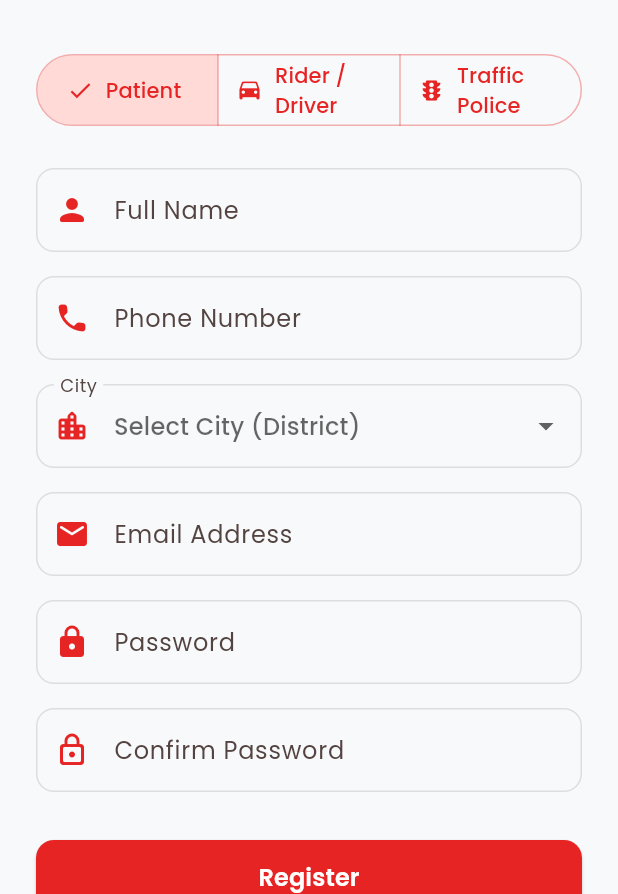
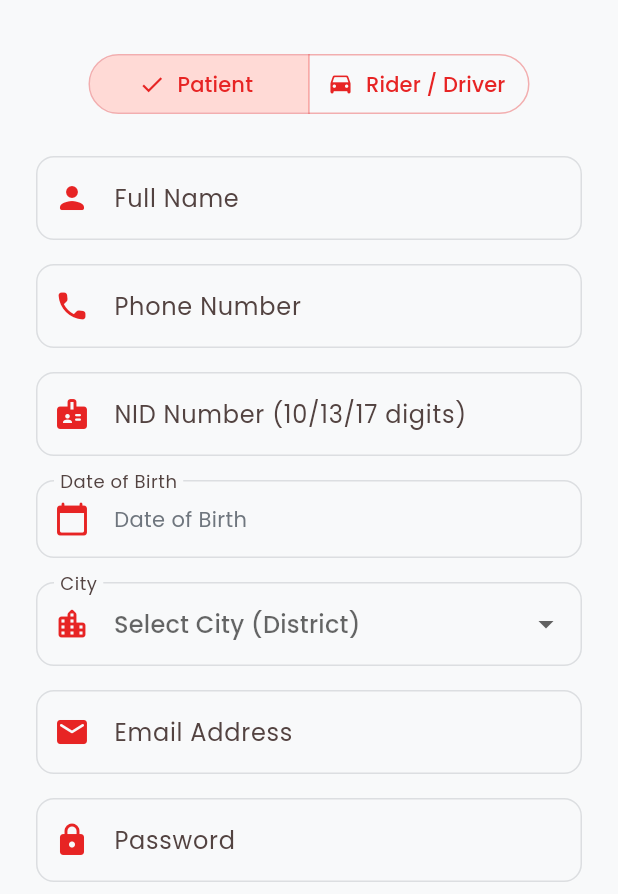
Before and after one commit to Tahmid2K22/Smart-Traffic-Control-and-Emergency-Preemption-System-, a Flutter app: the screen it shows after launch, item 2 of the bottom bar chosen, after a tap on "Register", on a phone screen of 412 x 824 dp, the part 342-1236 px from its top. Run offline on Flutter 3.47's test engine with Material 3 defaults, Android fonts, the phone set to English and light mode, and no system bars; our stand-ins replace cloud_firestore, firebase_auth, firebase_core, firebase_database, firebase_messaging, firebase_storage and 13 more; accounts and stored records are empty.

Commit message:
feat: add NID verification functionality and update registration page

```diff
--- a/lib/pages/register_page.dart
+++ b/lib/pages/register_page.dart
@@ -6,6 +6,7 @@ import 'package:image_picker/image_picker.dart';
 import '../constants/colors.dart';
 import '../constants/districts.dart';
 import '../services/auth_service.dart';
+import '../services/nid_service.dart';
 
 class RegisterPage extends StatefulWidget {
   const RegisterPage({super.key});
@@ -18,6 +19,7 @@ class _RegisterPageState extends State<RegisterPage> {
   final _formKey = GlobalKey<FormState>();
   final _nameController = TextEditingController();
   final _phoneController = TextEditingController();
+  final _nidController = TextEditingController();
   final _emailController = TextEditingController();
   final _passwordController = TextEditingController();
   final _confirmPasswordController = TextEditingController();
@@ -29,6 +31,7 @@ class _RegisterPageState extends State<RegisterPage> {
   final _authService = AuthService();
 
   String _role = 'patient';
+  DateTime? _birthDate;
   String? _selectedCity;
   String? _selectedVehicleType;
   XFile? _licenseImage;
@@ -36,7 +39,6 @@ class _RegisterPageState extends State<RegisterPage> {
   bool _isLoading = false;
 
   bool get _isDriver => _role == 'driver';
-  bool get _isTrafficPolice => _role == 'traffic_police';
 
   Future<void> _register() async {
     FocusScope.of(context).unfocus();
@@ -45,13 +47,28 @@ class _RegisterPageState extends State<RegisterPage> {
       setState(() => _licenseImageError = true);
       return;
     }
-    if (_isTrafficPolice && _licenseImage == null) {
-      setState(() => _licenseImageError = true);
-      return;
-    }
 
     setState(() => _isLoading = true);
     try {
+      // Verify Bangladeshi NID (name + phone + birth date) before sign up.
+      if (_birthDate == null) {
+        throw StateError('Please select your date of birth.');
+      }
+      if (!NidService.isValidNidFormat(_nidController.text)) {
+        throw StateError('Please enter a valid 10/13/17-digit Bangladeshi NID.');
+      }
+      final verified = await NidService.verifyNid(
+        nidNumber: _nidController.text,
+        fullName: _nameController.text,
+        phoneNumber: _phoneController.text,
+        dateOfBirth: _birthDate!,
+      );
+      if (!verified) {
+        throw StateError(
+          'NID details do not match. Please check your name, phone and '
+          'date of birth.',
+        );
+      }
       await _authService.register(
         name: _nameController.text,
         email: _emailController.text,
@@ -63,16 +80,13 @@ class _RegisterPageState extends State<RegisterPage> {
         vehicleType: _selectedVehicleType,
         vehicleNumber: _vehicleNumberController.text,
         licenseImagePath: _licenseImage?.path,
-        policeId: _policeIdController.text,
-        assignedIntersection: _intersectionController.text,
-        badgeImage: _isTrafficPolice ? _licenseImage : null,
       );
 
       if (!mounted) return;
       ScaffoldMessenger.of(context).showSnackBar(
         SnackBar(
           content: Text(
-            (_isDriver || _isTrafficPolice)
+            _isDriver
                 ? 'Registration submitted for admin approval.'
                 : 'Account created successfully.',
           ),
@@ -144,6 +158,7 @@ class _RegisterPageState extends State<RegisterPage> {
   void dispose() {
     _nameController.dispose();
     _phoneController.dispose();
+    _nidController.dispose();
     _emailController.dispose();
     _passwordController.dispose();
     _confirmPasswordController.dispose();
@@ -204,6 +219,23 @@ class _RegisterPageState extends State<RegisterPage> {
                   validator: (value) => _required(value, 'Please enter your phone number.'),
                 ),
                 const SizedBox(height: 16),
+                _buildTextField(
+                  controller: _nidController,
+                  label: 'NID Number (10/13/17 digits)',
+                  icon: Icons.badge_rounded,
+                  keyboardType: TextInputType.number,
+                  validator: (value) {
+                    final nid = value?.trim() ?? '';
+                    if (nid.isEmpty) return 'Please enter your NID number.';
+                    if (!NidService.isValidNidFormat(nid)) {
+                      return 'NID must be 10, 13 or 17 digits.';
+                    }
+                    return null;
+                  },
+                ),
+                const SizedBox(height: 16),
+                _buildBirthDateField(),
+                const SizedBox(height: 16),
                 _buildCityDropdown(),
                 const SizedBox(height: 16),
                 _buildTextField(
@@ -261,32 +293,6 @@ class _RegisterPageState extends State<RegisterPage> {
                   const SizedBox(height: 16),
                   _buildLicenseImagePicker(),
                 ],
-                if (_isTrafficPolice) ...[
-                  const SizedBox(height: 16),
-                  _buildTextField(
-                    controller: _policeIdController,
-                    label: 'Official Police ID',
-                    icon: Icons.badge_rounded,
-                    validator: (value) => _required(
-                      value,
-                      'Please enter your official police ID.',
-                    ),
-                  ),
-                  const SizedBox(height: 16),
-                  _buildTextField(
-                    controller: _intersectionController,
-                    label: 'Assigned Intersection',
-                    icon: Icons.traffic_rounded,
-                    validator: (value) => _required(
-                      value,
-                      'Please enter your assigned intersection.',
-                    ),
-                  ),
-                  const SizedBox(height: 16),
-                  _buildLicenseImagePicker(
-                    label: 'Upload Police ID Badge',
-                  ),
-                ],
                 const SizedBox(height: 32),
                 SizedBox(
                   width: double.infinity,
@@ -318,12 +324,40 @@ class _RegisterPageState extends State<RegisterPage> {
   String? _required(String? value, String message) =>
       value == null || value.trim().isEmpty ? message : null;
 
+  Widget _buildBirthDateField() {
+    final label = _birthDate == null
+        ? 'Date of Birth'
+        : '${_birthDate!.day.toString().padLeft(2, '0')}/'
+            '${_birthDate!.month.toString().padLeft(2, '0')}/'
+            '${_birthDate!.year}';
+    return InkWell(
+      onTap: () async {
+        final picked = await showDatePicker(
+          context: context,
+          initialDate: _birthDate ?? DateTime(2000, 1, 1),
+          firstDate: DateTime(1900),
+          lastDate: DateTime.now(),
+        );
+        if (picked != null) setState(() => _birthDate = picked);
+      },
+      borderRadius: BorderRadius.circular(12),
+      child: InputDecorator(
+        decoration: _inputDecoration('Date of Birth', Icons.calendar_today_rounded),
+        child: Text(
+          label,
+          style: GoogleFonts.poppins(
+            color: _birthDate == null ? AppColors.textGrey : AppColors.textDark,
+          ),
+        ),
+      ),
+    );
+  }
+
   Widget _buildRoleSwitcher() {
     return SegmentedButton<String>(
       segments: const [
         ButtonSegment(value: 'patient', label: Text('Patient'), icon: Icon(Icons.person_rounded)),
         ButtonSegment(value: 'driver', label: Text('Rider / Driver'), icon: Icon(Icons.drive_eta_rounded)),
-        ButtonSegment(value: 'traffic_police', label: Text('Traffic Police'), icon: Icon(Icons.traffic_rounded)),
       ],
       selected: {_role},
       onSelectionChanged: (selection) {
--- /dev/null
+++ b/lib/services/nid_service.dart
@@ -0,0 +1,39 @@
+import 'package:supabase_flutter/supabase_flutter.dart';
+
+import 'supabase_service.dart';
+
+/// Verifies a Bangladeshi NID against the `nid_records` table in Supabase.
+/// Returns `true` only when the supplied NID number, full name, phone number
+/// and date of birth all match a stored record.
+class NidService {
+  /// A Bangladeshi NID is 10, 13 or 17 digits.
+  static bool isValidNidFormat(String nid) =>
+      RegExp(r'^\d{10}$|^\d{13}$|^\d{17}$').hasMatch(nid.trim());
+
+  /// Returns `true` if the details match a stored NID record.
+  /// When Supabase is not configured, returns `false` (verification required).
+  static Future<bool> verifyNid({
+    required String nidNumber,
+    required String fullName,
+    required String phoneNumber,
+    required DateTime dateOfBirth,
+  }) async {
+    if (!supabaseReady) return false;
+    if (!isValidNidFormat(nidNumber)) return false;
+    try {
+      final response = await sb
+          .from(SupabaseTables.nidRecords)
+          .select()
+          .eq('nid_number', nidNumber.trim())
+          .eq('full_name', fullName.trim())
+          .eq('phone_number', phoneNumber.trim())
+          .eq('date_of_birth', dateOfBirth.toIso8601String().split('T').first)
+          .maybeSingle();
+      return response != null;
+    } on PostgrestException {
+      return false;
+    } catch (_) {
+      return false;
+    }
+  }
+}
--- a/lib/services/supabase_service.dart
+++ b/lib/services/supabase_service.dart
@@ -18,7 +18,8 @@ SupabaseClient get sb => Supabase.instance.client;
 /// Table name constants — avoids hard-coded strings throughout the codebase.
 class SupabaseTables {
   SupabaseTables._();
-  static const String drivers  = 'drivers';
-  static const String requests = 'requests';
-  static const String messages = 'messages';
+  static const String drivers     = 'drivers';
+  static const String requests    = 'requests';
+  static const String messages    = 'messages';
+  static const String nidRecords  = 'nid_records';
 }
```
Also changed, not shown: 1 other file.
